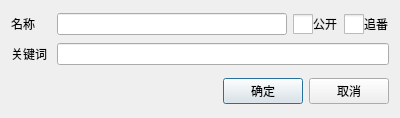
Before: the Qt Designer form UiThread/Anime/AnimeIpNewDialog.ui in cqwlxxl/cherryme, drawn with Qt 5.
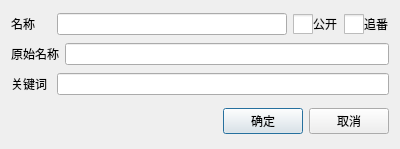
After: the same form once the commit is applied. Icons and pictures are not drawn.

Commit message: new: 动漫IP原始标题功能

Diff of the .ui file:
```diff
--- a/UiThread/Anime/AnimeIpNewDialog.ui
+++ b/UiThread/Anime/AnimeIpNewDialog.ui
@@ -7,7 +7,7 @@
     <x>0</x>
     <y>0</y>
     <width>400</width>
-    <height>118</height>
+    <height>149</height>
    </rect>
   </property>
   <property name="windowTitle">
@@ -94,6 +94,26 @@
      </item>
     </layout>
    </item>
+   <item>
+    <layout class="QHBoxLayout" name="hLayout_NameOrigin">
+     <item>
+      <widget class="QLabel" name="label_NameOrigin">
+       <property name="minimumSize">
+        <size>
+         <width>40</width>
+         <height>0</height>
+        </size>
+       </property>
+       <property name="text">
+        <string>原始名称</string>
+       </property>
+      </widget>
+     </item>
+     <item>
+      <widget class="QLineEdit" name="lineEdit_NameOrigin"/>
+     </item>
+    </layout>
+   </item>
    <item>
     <layout class="QHBoxLayout" name="hLayout_Keywords">
      <item>
```
The commit also changes 7 other files.
